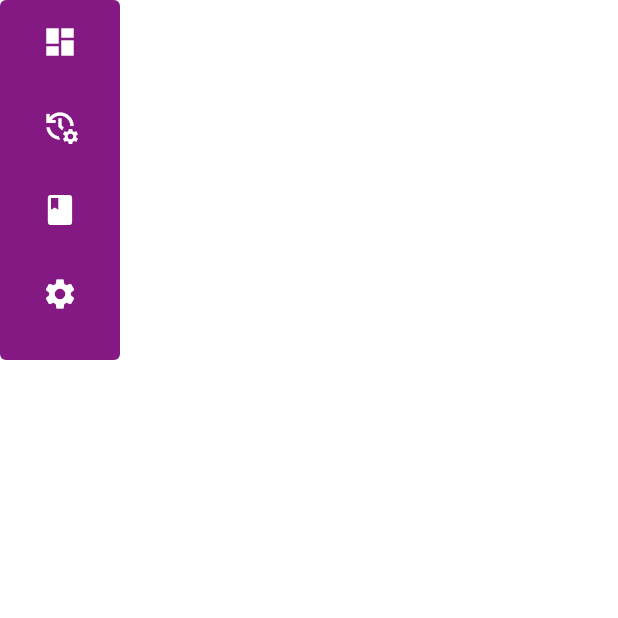
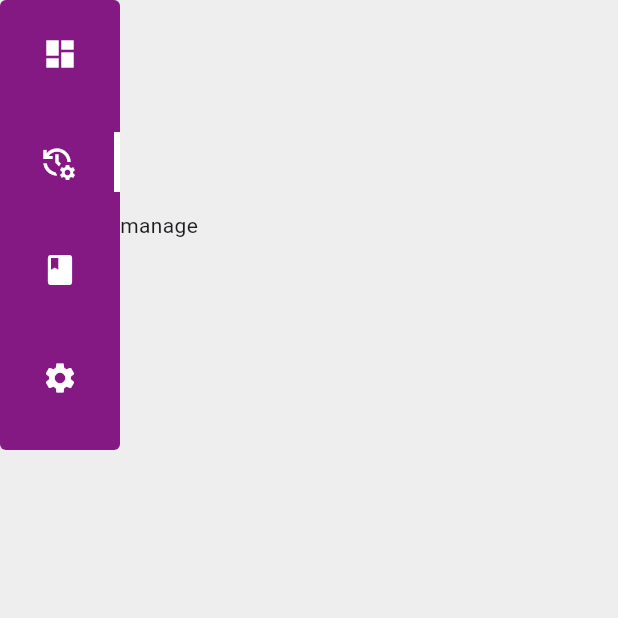
Before and after one commit to ashtondunderdale/barden-proj, a Flutter app: the screen it shows after launch, after a tap on the "manage history" icon, on a phone screen of 412 x 824 dp, the top half of it. Run offline on Flutter 3.47's test engine with Material 3 defaults, Android fonts, the phone set to English and light mode, and no system bars; our stand-ins replace google_fonts.

Commit message:
added action bar pages

```diff
--- a/barden_book_project/lib/home/views/home.dart
+++ b/barden_book_project/lib/home/views/home.dart
@@ -1,4 +1,8 @@
 import 'package:barden_book_project/home/widgets/action_bar.dart';
+import 'package:barden_book_project/home/widgets/books.dart';
+import 'package:barden_book_project/home/widgets/dashboard.dart';
+import 'package:barden_book_project/home/widgets/manage.dart';
+import 'package:barden_book_project/home/widgets/settings.dart';
 import 'package:flutter/material.dart';
 
 class Home extends StatefulWidget {
@@ -9,24 +13,49 @@ class Home extends StatefulWidget {
 }
 
 class _HomeState extends State<Home> {
+  String activeAction = "Dashboard";
+  Widget activeActionBarWidget = const BardenDashboard();
+
   @override
   Widget build(BuildContext context) {
     return Scaffold(
-      backgroundColor: Colors.white,
-      body: BardenActionBar(
+      backgroundColor: const Color.fromARGB(255, 238, 238, 238),
+      body: Row(
+        children: [
+          BardenActionBar(
+            activeAction: activeAction,
             onDashboardTap: () {
+              setState(() {
+                activeAction = "Dashboard";
+                activeActionBarWidget = const BardenDashboard();
+              });
 
             },
             onManageTap: () {
+              setState(() {
+                activeAction = "Manage";
+                activeActionBarWidget = const BardenManage();
+              });
 
             },
-        onBookTap: () {
+            onBooksTap: () {
+              setState(() {
+                activeAction = "Books";
+                activeActionBarWidget = const BardenBooks();
+              });
 
             },
             onSettingsTap: () {
+              setState(() {
+                activeAction = "Settings";
+                activeActionBarWidget = const BardenSettings();
+              });
 
             },
-      )
+          ),
+          activeActionBarWidget
+        ],
+      ),
     );
   }
 }
--- a/barden_book_project/lib/home/widgets/action_bar.dart
+++ b/barden_book_project/lib/home/widgets/action_bar.dart
@@ -2,17 +2,24 @@ import 'package:barden_book_project/constants.dart';
 import 'package:flutter/material.dart';
 
 class BardenActionBar extends StatelessWidget {
-  const BardenActionBar({super.key, required this.onDashboardTap, required this.onManageTap, required this.onBookTap, required this.onSettingsTap});
+  BardenActionBar({super.key,
+  required this.onDashboardTap,
+  required this.onManageTap,
+  required this.onBooksTap,
+  required this.onSettingsTap,
+  required this.activeAction});
 
   final VoidCallback onDashboardTap;
   final VoidCallback onManageTap;
-  final VoidCallback onBookTap;
+  final VoidCallback onBooksTap;
   final VoidCallback onSettingsTap;
+
+  String activeAction;
 
   @override
   Widget build(BuildContext context) => Container(
     width: 80,
-    height: 240,
+    height: 300,
     decoration: BoxDecoration(
       color: bardenPurple,
       borderRadius: BorderRadius.circular(4),
@@ -23,25 +30,25 @@ class BardenActionBar extends StatelessWidget {
           text: "Dashboard",
           icon: Icons.dashboard,
           onTap: onDashboardTap,
-          isActive: false,
+          isActive: activeAction == "Dashboard",
         ),
         _ActionItem(
           text: "Manage",
           icon: Icons.manage_history,
-          onTap: () {/* Handle onTap for Manage */},
-          isActive: false,
+          onTap: onManageTap,
+          isActive: activeAction == "Manage"
         ),
         _ActionItem(
           text: "Books",
           icon: Icons.book,
-          onTap: () {/* Handle onTap for Books */},
-          isActive: false,
+          onTap: onBooksTap,
+          isActive: activeAction == "Books"
         ),
         _ActionItem(
           text: "Settings",
           icon: Icons.settings,
-          onTap: () {/* Handle onTap for Settings */},
-          isActive: false,
+          onTap: onSettingsTap,
+          isActive: activeAction == "Settings"
         ),
       ],
     ),
@@ -77,10 +84,14 @@ class __ActionItemState extends State<_ActionItem> {
       child: GestureDetector(
         onTap: widget.onTap,
         child: Padding(
-          padding: const EdgeInsets.all(16),
+          padding: const EdgeInsets.only(top: 16, bottom: 16),
+          child: Tooltip(
+            message: widget.text,
             child: Container(
+              width: 80,
+              height: 40,
               decoration: BoxDecoration(
-              border: widget.isActive ? const Border(right: BorderSide(color: Colors.white)) : null
+                border: widget.isActive ? const Border(right: BorderSide(color: Colors.white, width: 4)) : null
               ),
               child: Icon(
                 widget.icon,
@@ -89,6 +100,7 @@ class __ActionItemState extends State<_ActionItem> {
             ),
           ),
         ),
+      ),
     );
   }
 }
--- /dev/null
+++ b/barden_book_project/lib/home/widgets/dashboard.dart
@@ -0,0 +1,10 @@
+import 'package:flutter/material.dart';
+
+class BardenDashboard extends StatelessWidget {
+  const BardenDashboard({super.key});
+
+  @override
+  Widget build(BuildContext context) {
+    return Text("dashboard");
+  }
+}
--- /dev/null
+++ b/barden_book_project/lib/home/widgets/manage.dart
@@ -0,0 +1,10 @@
+import 'package:flutter/material.dart';
+
+class BardenManage extends StatelessWidget {
+  const BardenManage({super.key});
+
+  @override
+  Widget build(BuildContext context) {
+    return Text("manage");
+  }
+}
```
Also changed, not shown: barden_book_project/lib/home/widgets/books.dart (added, +10 -0 lines), barden_book_project/lib/home/widgets/settings.dart (added, +10 -0 lines). Lines whose indentation alone changed are shown as unchanged.
